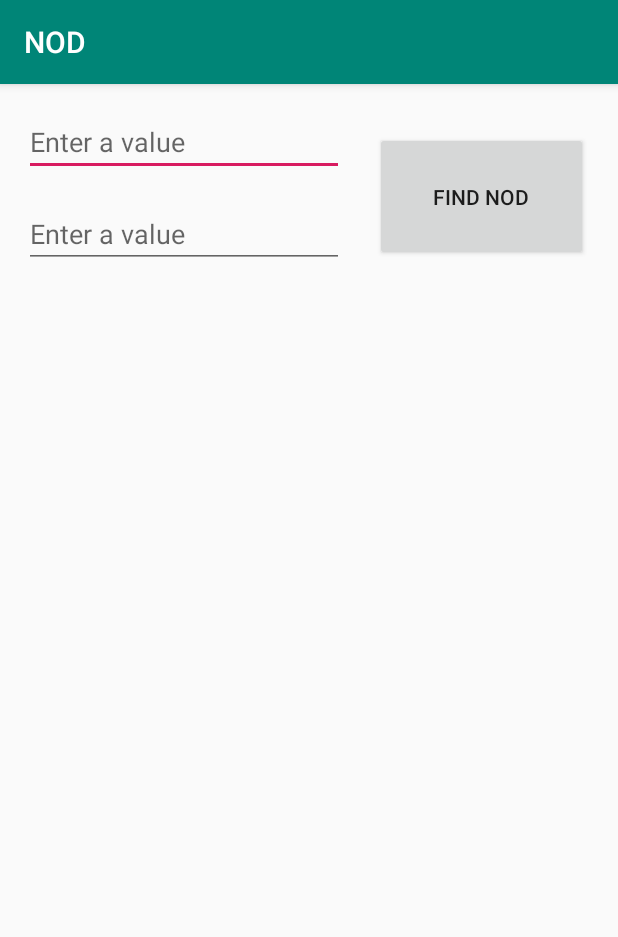
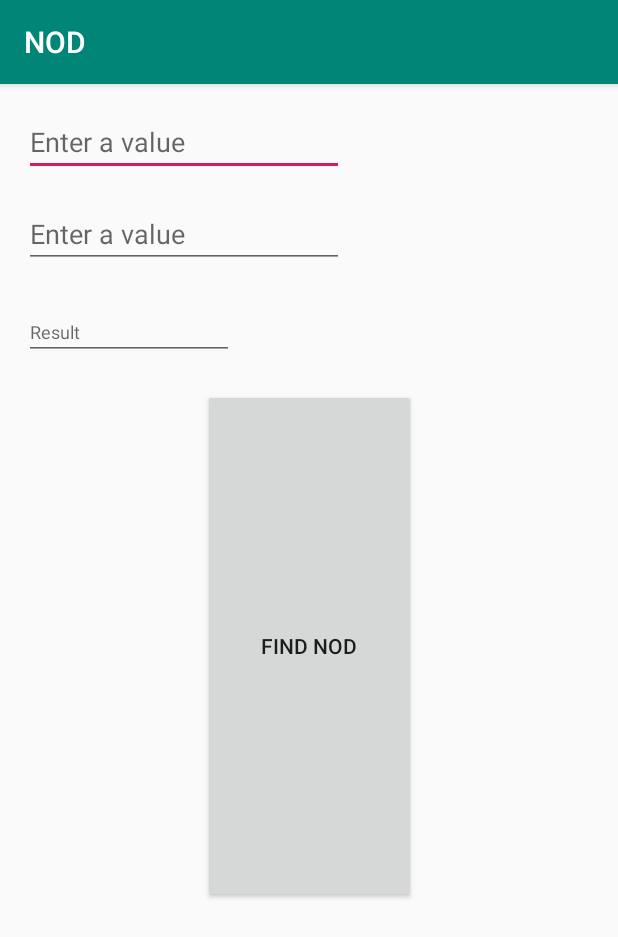
Before and after one commit to ryabovalud/NOD, an Android app: the screen it shows after launch (MainActivity), on a phone screen of 412 x 824 dp. Shown: the top 937 px of the screen. Run offline under Robolectric (Android 15) with nearby library versions, the phone set to English and light mode, and no system bars.

Commit message:
Second commit, LogCat

```diff
--- a/app/src/main/res/layout/activity_main.xml
+++ b/app/src/main/res/layout/activity_main.xml
@@ -7,21 +7,34 @@
     tools:context=".MainActivity">
 
     <Button
-        android:id="@+id/button"
+        android:id="@+id/Nod"
         android:layout_width="142dp"
-        android:layout_height="86dp"
+        android:layout_height="0dp"
+        android:layout_marginBottom="222dp"
+        android:onClick="onButtonClick"
+        android:text="@string/button_nod"
+        app:layout_constraintBottom_toBottomOf="parent"
+        app:layout_constraintEnd_toEndOf="parent"
+        app:layout_constraintStart_toStartOf="parent"
+        app:layout_constraintTop_toBottomOf="@+id/Result" />
+
+    <EditText
+        android:id="@+id/Num1"
+        android:layout_width="0dp"
+        android:layout_height="wrap_content"
         android:layout_marginStart="16dp"
         android:layout_marginLeft="16dp"
-        android:layout_marginTop="32dp"
-        android:layout_marginEnd="16dp"
-        android:layout_marginRight="16dp"
-        android:text="@string/button_nod"
-        app:layout_constraintEnd_toEndOf="parent"
-        app:layout_constraintStart_toEndOf="@+id/editText1"
+        android:layout_marginTop="16dp"
+        android:layout_marginBottom="85dp"
+        android:ems="10"
+        android:hint="@string/edit_value"
+        android:inputType="number"
+        app:layout_constraintBottom_toTopOf="@+id/Result"
+        app:layout_constraintStart_toStartOf="parent"
         app:layout_constraintTop_toTopOf="parent" />
 
     <EditText
-        android:id="@+id/editText1"
+        android:id="@+id/Num2"
         android:layout_width="0dp"
         android:layout_height="wrap_content"
         android:layout_marginStart="16dp"
@@ -31,19 +44,21 @@
         android:hint="@string/edit_value"
         android:inputType="number"
         app:layout_constraintStart_toStartOf="parent"
-        app:layout_constraintTop_toTopOf="parent" />
+        app:layout_constraintTop_toBottomOf="@+id/Num1" />
 
     <EditText
-        android:id="@+id/editText2"
-        android:layout_width="0dp"
+        android:id="@+id/Result"
+        android:layout_width="wrap_content"
         android:layout_height="wrap_content"
         android:layout_marginStart="16dp"
         android:layout_marginLeft="16dp"
-        android:layout_marginTop="16dp"
+        android:layout_marginBottom="19dp"
         android:ems="10"
-        android:hint="@string/edit_value"
-        android:inputType="number"
+        android:hint="Result"
+        android:inputType="textPersonName"
+        android:textSize="12sp"
+        app:layout_constraintBottom_toTopOf="@+id/Nod"
         app:layout_constraintStart_toStartOf="parent"
-        app:layout_constraintTop_toBottomOf="@+id/editText1" />
+        app:layout_constraintTop_toBottomOf="@+id/Num1" />
 
 </android.support.constraint.ConstraintLayout>
```
Also changed, not shown: app/src/main/java/com/example/brrri/nod/MainActivity.java (+28 -0 lines).
